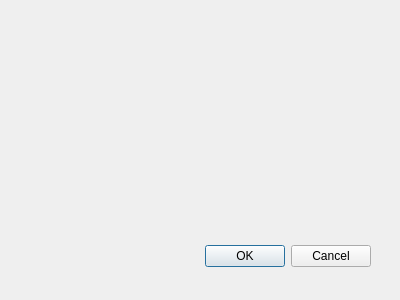
First picture: the form in INSTANT-MAGNORMO/accountmanagerdialog.ui, repository cbranch/INSTANT-MAGNORMO, before the edit.
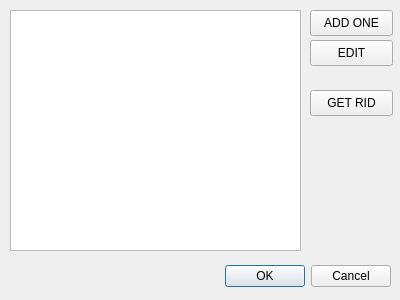
Second picture: the form after the edit.

The edit to the form file:
```diff
--- a/INSTANT-MAGNORMO/accountmanagerdialog.ui
+++ b/INSTANT-MAGNORMO/accountmanagerdialog.ui
@@ -18,8 +18,8 @@
   <widget class="QDialogButtonBox" name="buttonBox">
    <property name="geometry">
     <rect>
-     <x>30</x>
-     <y>240</y>
+     <x>50</x>
+     <y>260</y>
      <width>341</width>
      <height>32</height>
     </rect>
@@ -31,6 +31,55 @@
     <set>QDialogButtonBox::Cancel|QDialogButtonBox::Ok</set>
    </property>
   </widget>
+  <widget class="QListWidget" name="listWidget">
+   <property name="geometry">
+    <rect>
+     <x>10</x>
+     <y>10</y>
+     <width>291</width>
+     <height>241</height>
+    </rect>
+   </property>
+  </widget>
+  <widget class="QPushButton" name="addButton">
+   <property name="geometry">
+    <rect>
+     <x>310</x>
+     <y>10</y>
+     <width>83</width>
+     <height>26</height>
+    </rect>
+   </property>
+   <property name="text">
+    <string>ADD ONE</string>
+   </property>
+  </widget>
+  <widget class="QPushButton" name="removeButton">
+   <property name="geometry">
+    <rect>
+     <x>310</x>
+     <y>90</y>
+     <width>83</width>
+     <height>26</height>
+    </rect>
+   </property>
+   <property name="text">
+    <string>GET RID</string>
+   </property>
+  </widget>
+  <widget class="QPushButton" name="editButton">
+   <property name="geometry">
+    <rect>
+     <x>310</x>
+     <y>40</y>
+     <width>83</width>
+     <height>26</height>
+    </rect>
+   </property>
+   <property name="text">
+    <string>EDIT</string>
+   </property>
+  </widget>
  </widget>
  <pixmapfunction/>
  <resources/>
```
Left out of the diff: 5 changed lines with no effect on the pictures.
